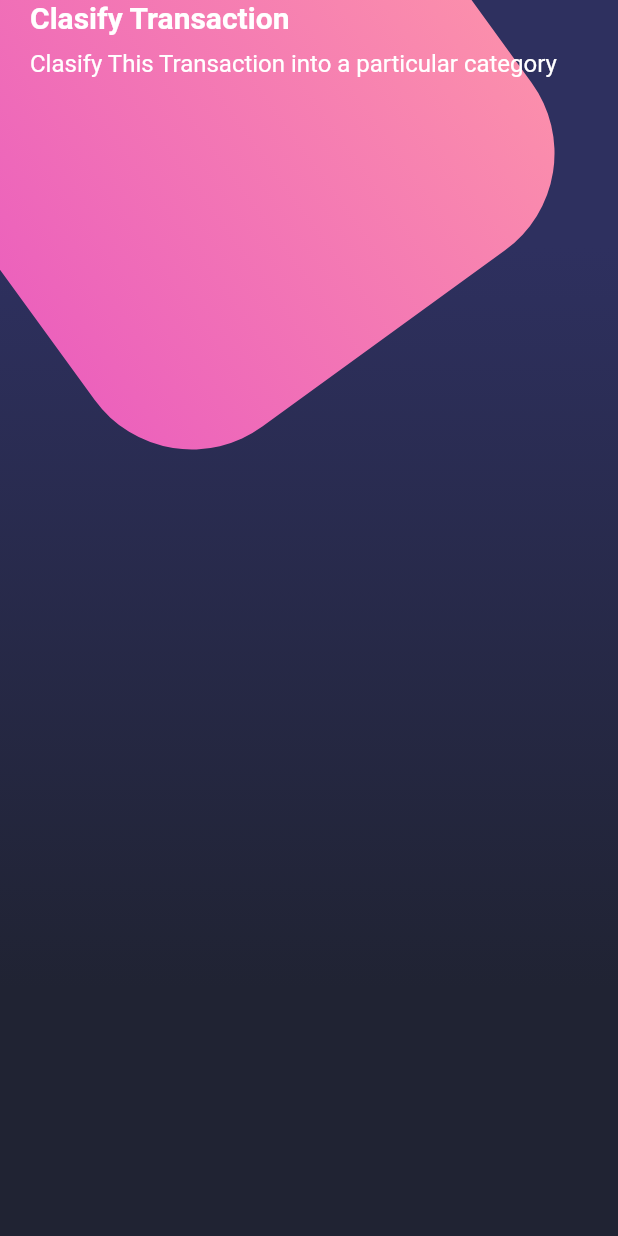
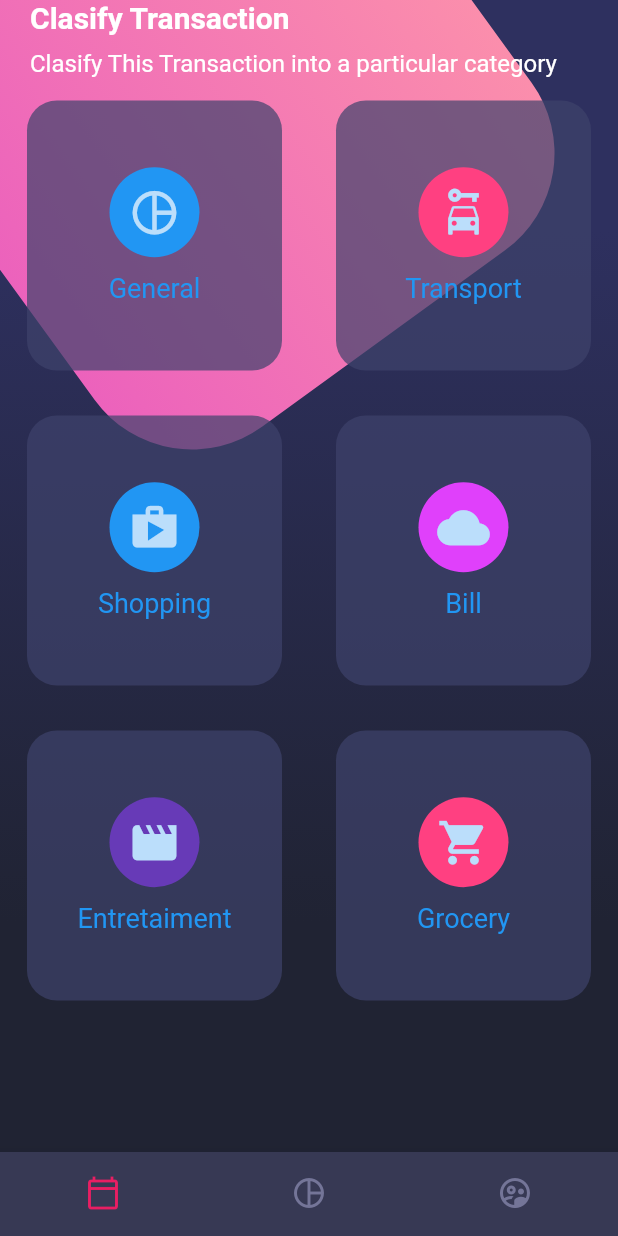
Before and after one commit to JeancarlosCarvajal/Disenos-Basicos-para-Aplicaciones-Android-IOS-usando-Flutter, a Flutter app: the screen it shows after launch, on a phone screen of 412 x 824 dp. Run offline on Flutter 3.47's test engine with Material 2 defaults, Android fonts, the phone set to English and light mode, and no system bars.

Commit message:
Finalizado el Layout del Home con los elementos dentro de un Widget Table and TableRow

```diff
--- a/lib/screens/home_screen.dart
+++ b/lib/screens/home_screen.dart
@@ -1,5 +1,7 @@
 import 'package:flutter/material.dart';
 import 'package:disenos/widgets/background.dart';
+import 'package:disenos/widgets/card_table.dart';
+import 'package:disenos/widgets/custom_bottom_navigation.dart';
 import 'package:disenos/widgets/page_title.dart';
 
 class HomeScreen extends StatelessWidget {
@@ -17,8 +19,13 @@ class HomeScreen extends StatelessWidget {
           // Home Body
           _HomeBody(),
 
+          //
+
         ],
       ),
+
+      bottomNavigationBar: CustomBottomNavigation(),
+
     );
   }
 }
@@ -30,13 +37,22 @@ class _HomeBody extends StatelessWidget {
 
   @override
   Widget build(BuildContext context) {
-    return SingleChildScrollView(
-      child: Column(
-        children: [
-          //titulos
-          PageTitle(),
+    return Container(
+      width: double.infinity,
+      child: SingleChildScrollView(
+        child: Column(
+          children: [
+            //titulos
+            PageTitle(),
 
-        ],
+            // Card Table
+            Container(
+              width: double.infinity,
+              child: CardTable()
+            ),
+
+          ],
+        ),
       ),
     );
   }
--- /dev/null
+++ b/lib/widgets/card_table.dart
@@ -0,0 +1,94 @@
+import 'package:flutter/material.dart';
+
+class CardTable extends StatelessWidget {
+
+  const CardTable({Key? key}) : super(key: key);
+
+  @override
+  Widget build(BuildContext context) {
+    return Table(
+      columnWidths: const {
+        0: FixedColumnWidth(180),
+        1: FixedColumnWidth(180),
+      },
+      children: const [
+        TableRow(
+          children: [
+            _SingleCard(color: Colors.blue, icons: Icons.pie_chart_outline_sharp, text: 'General'),
+            _SingleCard(color: Colors.pinkAccent, icons: Icons.car_rental, text: 'Transport'),
+          ]
+        ),
+        TableRow(
+          children: [
+            _SingleCard(color: Colors.blue, icons: Icons.shop, text: 'Shopping'),
+            _SingleCard(color: Colors.purpleAccent, icons: Icons.cloud, text: 'Bill'),
+          ]
+        ),
+        TableRow(
+          children: [
+            _SingleCard(color: Colors.deepPurple, icons: Icons.movie, text: 'Entretaiment'),
+            _SingleCard(color: Colors.pinkAccent, icons: Icons.local_grocery_store, text: 'Grocery'),
+          ]
+        ),
+      ],
+    );
+  }
+}
+
+class _SingleCard extends StatelessWidget {
+
+  final IconData icons;
+  final Color color;
+  final String text;
+
+  const _SingleCard({
+    Key? key,
+    required this.icons,
+    required this.color,
+    required this.text,
+  }) : super(key: key);
+
+  @override
+  Widget build(BuildContext context) {
+    return Center(// le agrege el center para poderlo manejar con e with de otro modo no se podia
+      child: Container(
+        margin: const EdgeInsets.all(15),
+        height: 180,
+        width: 170,
+        decoration: BoxDecoration(
+          color: const Color.fromRGBO(62, 66, 107, 0.7),
+          borderRadius: BorderRadius.circular(20),
+        ),
+        child: Column(
+          mainAxisAlignment: MainAxisAlignment.center,
+          children: [
+            CircleAvatar(
+              backgroundColor: color,
+              radius: 30,
+              child: Icon(icons, size: 35),
+            ),
+            const SizedBox(height: 10),
+            Text(text, style: TextStyle(color: Colors.blue, fontSize: 18),)
+          ],
+        ),
+      ),
+    );
+  }
+}
+
+// class _SingleCards extends StatelessWidget { // para pruebas para probar que agregando center me permitia tomar el ancho de otro modo me agarraba el maximo ancho
+//   const _SingleCards({
+//     Key? key,
+//   }) : super(key: key);
+
+//   @override
+//   Widget build(BuildContext context) {
+//     return Center(
+//       child: Container(
+//         height: 32,
+//         width: 32,
+//         color: Colors.orange,
+//       ),
+//     );
+//   }
+// }
--- /dev/null
+++ b/lib/widgets/custom_bottom_navigation.dart
@@ -0,0 +1,32 @@
+import 'package:flutter/material.dart';
+
+class CustomBottomNavigation extends StatelessWidget {
+
+  const CustomBottomNavigation({Key? key}) : super(key: key);
+
+  @override
+  Widget build(BuildContext context) {
+    return BottomNavigationBar( // se deben mandar mas de un Item
+    showSelectedLabels: false,// oculta la etiqueta selecicionada
+    showUnselectedLabels: false,// oculta la etiqueta NO selecionada
+    selectedItemColor: Colors.pink,
+    backgroundColor: Color.fromRGBO(55, 57, 84, 1),
+    unselectedItemColor: Color.fromRGBO(116, 117, 152, 1),
+    // currentIndex: 0,// activa el elemento boton del navbar para indicar que esta ubicado alli mostrando el nombre de la etiqueta, se debe setear showSelectedLabels: false para poder usarlo
+    items: const [
+      BottomNavigationBarItem(
+        icon: Icon(Icons.calendar_today_outlined),
+        label: 'Calendario'
+      ),
+      BottomNavigationBarItem(
+        icon: Icon(Icons.pie_chart_outline),
+        label: 'Grafica'
+      ),
+      BottomNavigationBarItem(
+        icon: Icon(Icons.supervised_user_circle_outlined),
+        label: 'Grafica'
+      )
+    ]
+    );
+  }
+}
--- a/lib/widgets/page_title.dart
+++ b/lib/widgets/page_title.dart
@@ -6,7 +6,9 @@ class PageTitle extends StatelessWidget {
 
   @override
   Widget build(BuildContext context) {
-    return SafeArea(
+    return Container(
+      width: double.infinity,
+      child: SafeArea(
         bottom: false, // para que el safearea no se preocupe por el fondo de la pantalla y me proteja solo arriba
         child: Container(
           margin: EdgeInsets.symmetric(horizontal: 20),
@@ -19,6 +21,7 @@ class PageTitle extends StatelessWidget {
             ],
           ),
         ),
+      ),
     );
   }
 }
```
Lines whose indentation alone changed are shown as unchanged.
